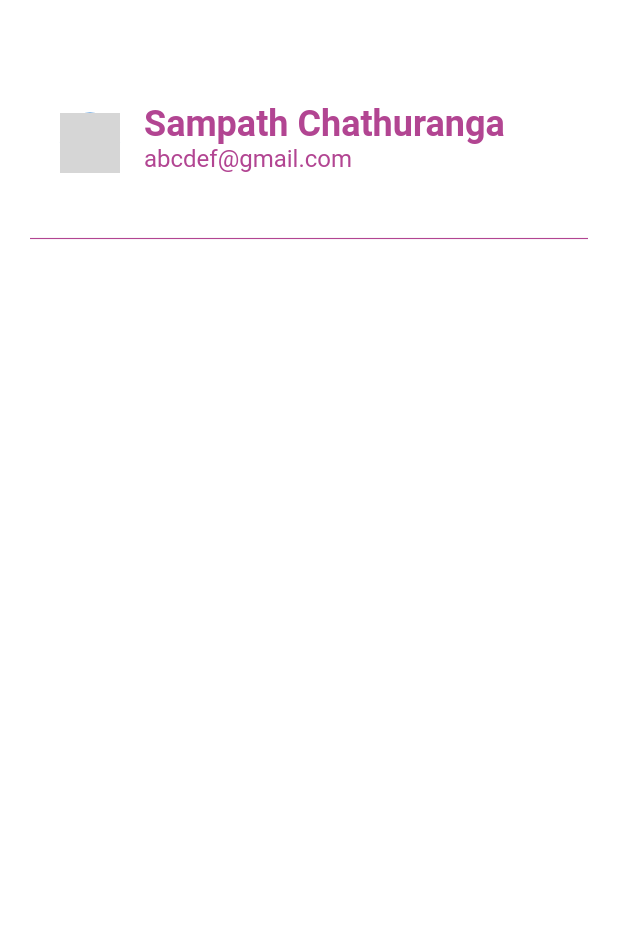
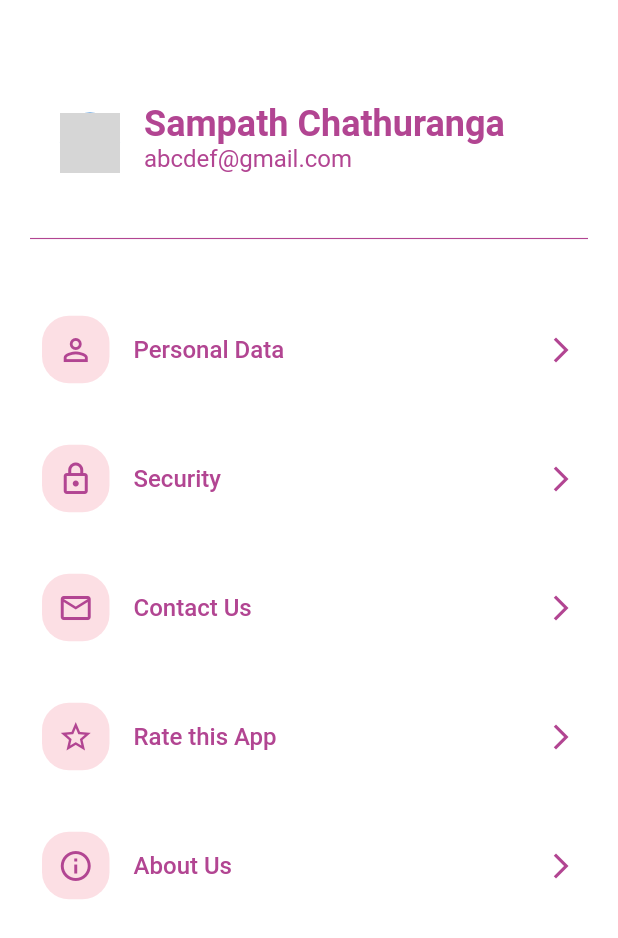
Before and after one commit to InsiderCloud/Cogniezer-Frontend, a Flutter app: the SettingScreen widget shown alone on an empty page, opened directly, on a phone screen of 412 x 824 dp. Shown: the top 938 px of the screen. Run offline on Flutter 3.47's test engine with Material 2 defaults, Android fonts, the phone set to English and light mode, and no system bars; our stand-ins replace curved_navigation_bar, device_preview, firebase_auth, firebase_core, flutter_svg, google_sign_in; accounts and stored records are empty; grey boxes are pictures that could not be loaded.

Commit message:
calling colorTiles

```diff
--- a/lib/pages/SettingScreen.dart
+++ b/lib/pages/SettingScreen.dart
@@ -23,6 +23,10 @@ class _SettingScreenState extends State<SettingScreen> {
             ),
             userProfile(),
             CustomDivider(),
+            SizedBox(
+              height: 30,
+            ),
+            colorTiles(),
           ],
         ),
       ),
```
